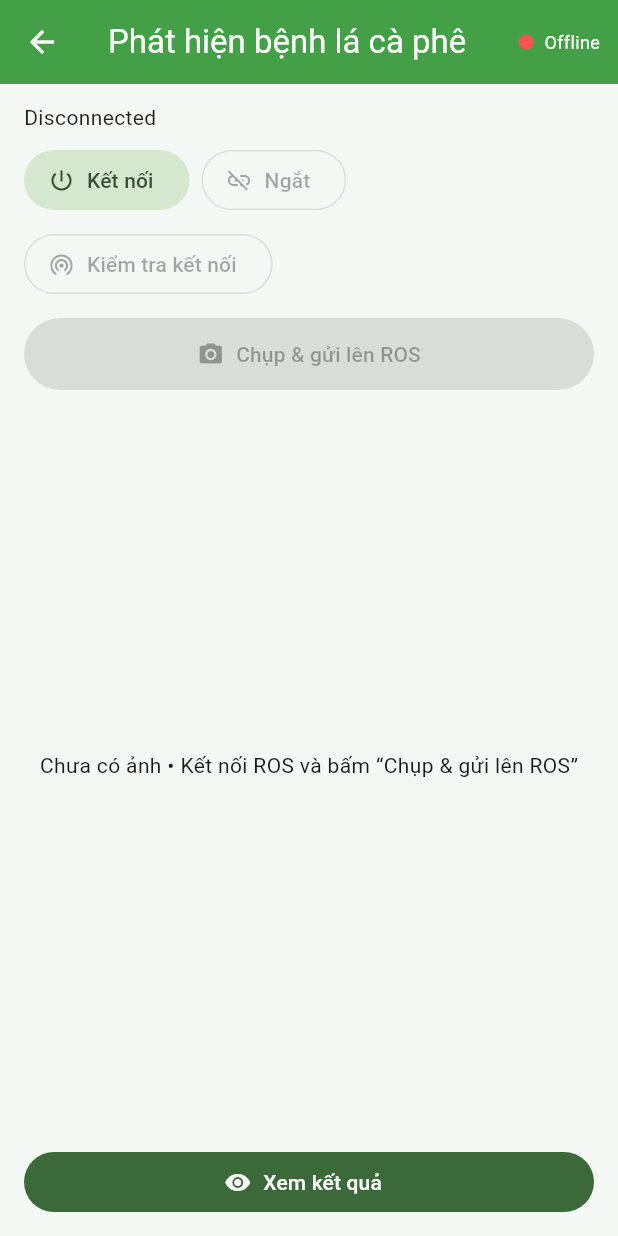
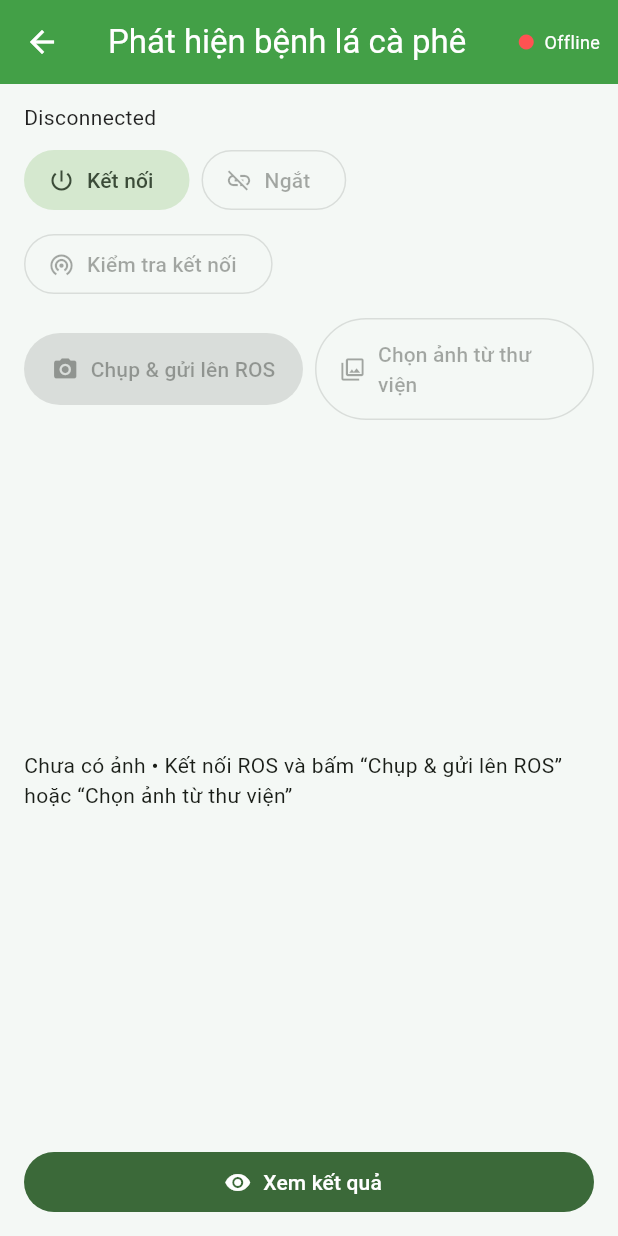
Before and after one commit to duydo2823/doan, a Flutter app: the DetectIntroPage screen opened by its route, on a phone screen of 412 x 824 dp. Run offline on Flutter 3.47's test engine with Material 3 defaults, Android fonts, the phone set to English and light mode, and no system bars; our stand-ins replace image_picker, shared_preferences; accounts and stored records are empty.

Commit message:
Update Flutter app with ROS WebSocket integration

```diff
--- a/lib/pages/detect_intro_page.dart
+++ b/lib/pages/detect_intro_page.dart
@@ -112,6 +112,7 @@ class _DetectIntroPageState extends State<DetectIntroPage> {
       setState(() {
         _captured = x;
         _annotatedBytes = null;
+        _detections = null;
       });
       final bytes = await File(x.path).readAsBytes();
       _ros.publishJpeg(bytes);
@@ -120,6 +121,36 @@ class _DetectIntroPageState extends State<DetectIntroPage> {
       setState(() => _status = denied ? 'Permission denied: camera' : 'Camera error: ${e.code}');
     } catch (e) {
       setState(() => _status = 'Không mở được camera: $e');
+    }
+  }
+
+  // 🆕 Chọn ảnh từ thư viện và gửi lên ROS
+  Future<void> _pickFromGalleryAndSend() async {
+    if (!_ros.isConnected || !_lastPingOk) {
+      ScaffoldMessenger.of(context).showSnackBar(
+        const SnackBar(content: Text('Chưa kết nối ROS hoặc ROS không phản hồi.')),
+      );
+      return;
+    }
+    try {
+      final x = await _picker.pickImage(source: ImageSource.gallery);
+      if (x == null) return;
+      setState(() {
+        _captured = x;
+        _annotatedBytes = null;
+        _detections = null;
+      });
+      final bytes = await File(x.path).readAsBytes();
+      _ros.publishJpeg(bytes);
+      if (mounted) {
+        ScaffoldMessenger.of(context).showSnackBar(
+          const SnackBar(content: Text('Đã gửi ảnh từ thư viện lên ROS')),
+        );
+      }
+    } on PlatformException catch (e) {
+      setState(() => _status = 'Không mở thư viện ảnh: ${e.code}');
+    } catch (e) {
+      setState(() => _status = 'Lỗi mở thư viện: $e');
     }
   }
 
@@ -192,17 +223,36 @@ class _DetectIntroPageState extends State<DetectIntroPage> {
 
               const SizedBox(height: 12),
 
-              // ---- Chụp & gửi lên ROS ----
-              ElevatedButton.icon(
+              // ---- Hàng nút chụp & chọn ảnh ----
+              Row(
+                children: [
+                  Expanded(
+                    child: ElevatedButton.icon(
                       icon: const Icon(Icons.camera_alt),
                       label: const Text('Chụp & gửi lên ROS'),
                       style: ElevatedButton.styleFrom(
                         backgroundColor: canShoot ? const Color(0xFF43A047) : Colors.grey,
                         foregroundColor: Colors.white,
-                  padding: const EdgeInsets.symmetric(horizontal: 24, vertical: 14),
+                        padding: const EdgeInsets.symmetric(horizontal: 16, vertical: 14),
                         shape: const StadiumBorder(),
                       ),
                       onPressed: canShoot ? _captureAndSend : null,
+                    ),
+                  ),
+                  const SizedBox(width: 8),
+                  Expanded(
+                    child: OutlinedButton.icon(
+                      icon: const Icon(Icons.photo_library_outlined),
+                      label: const Text('Chọn ảnh từ thư viện'),
+                      style: OutlinedButton.styleFrom(
+                        padding: const EdgeInsets.symmetric(horizontal: 16, vertical: 14),
+                        shape: const StadiumBorder(),
+                        foregroundColor: const Color(0xFF2E7D32),
+                      ),
+                      onPressed: canShoot ? _pickFromGalleryAndSend : null,
+                    ),
+                  ),
+                ],
               ),
 
               const SizedBox(height: 12),
@@ -213,7 +263,7 @@ class _DetectIntroPageState extends State<DetectIntroPage> {
                   builder: (context, constraints) {
                     if (_captured == null && _annotatedBytes == null) {
                       return const Center(
-                        child: Text('Chưa có ảnh • Kết nối ROS và bấm “Chụp & gửi lên ROS”'),
+                        child: Text('Chưa có ảnh • Kết nối ROS và bấm “Chụp & gửi lên ROS” hoặc “Chọn ảnh từ thư viện”'),
                       );
                     }
 
@@ -379,7 +429,7 @@ class _BoxesPainter extends CustomPainter {
       );
       final tp = TextPainter(text: textSpan, textDirection: TextDirection.ltr);
       tp.layout();
-      final pad = 4.0;
+      const pad = 4.0;
       final labelRect = Rect.fromLTWH(
           rect.left, rect.top - (tp.height + pad * 2), tp.width + pad * 2, tp.height + pad * 2);
       canvas.drawRect(labelRect, fill);
```
Lines whose indentation alone changed are shown as unchanged.
